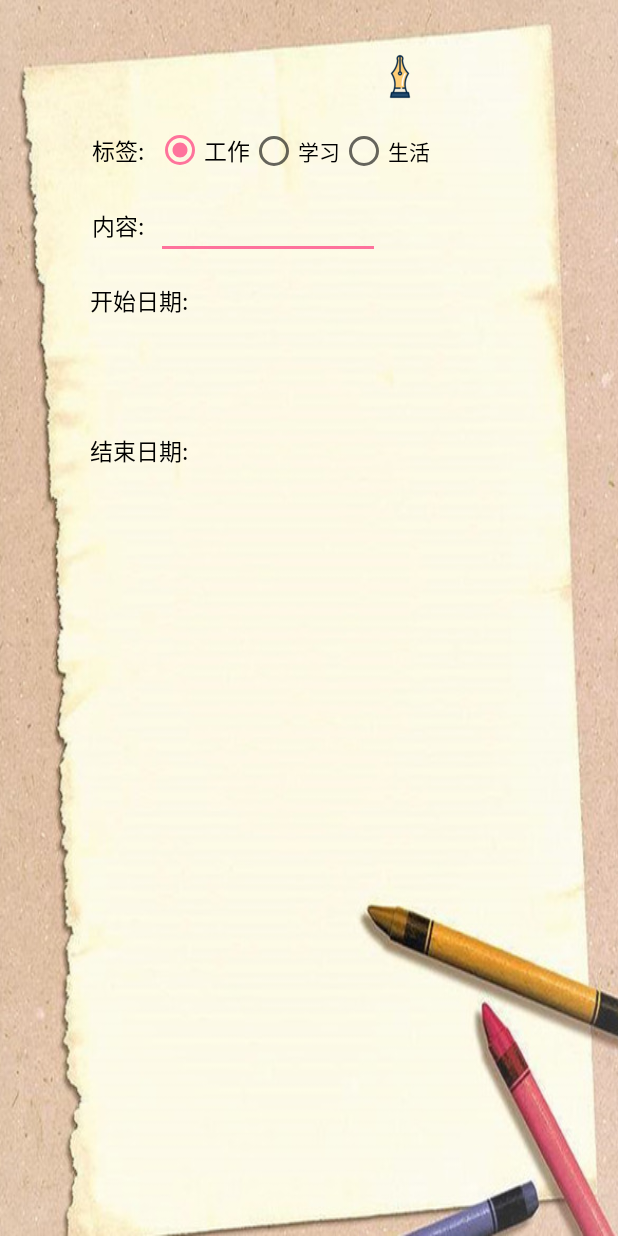
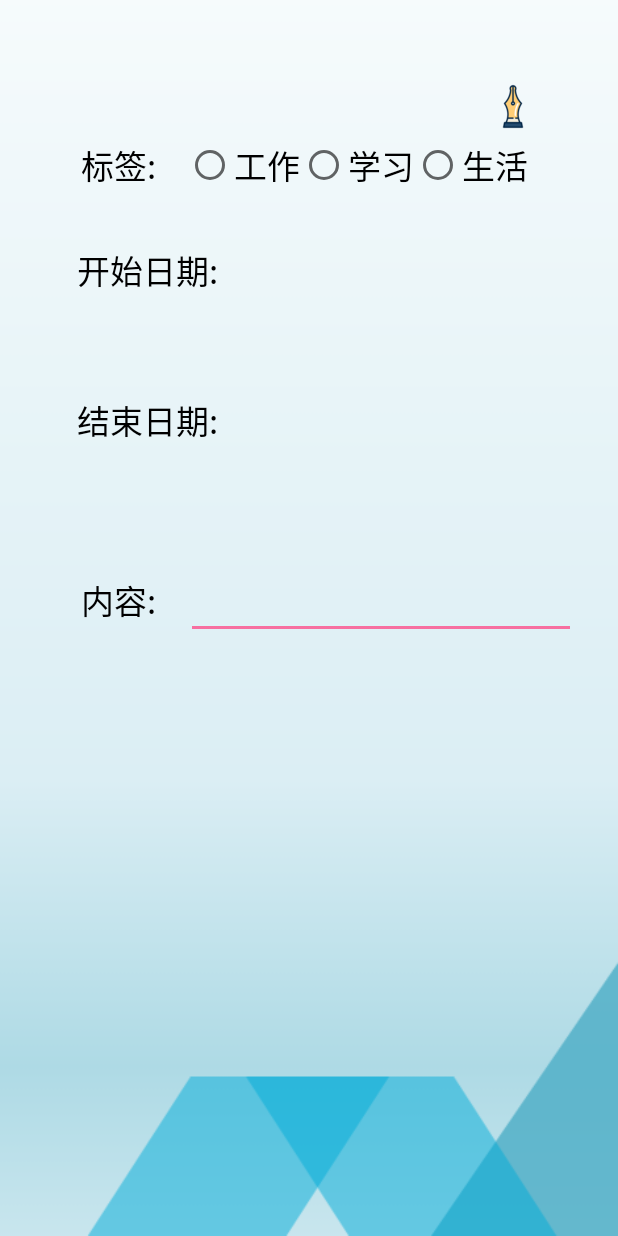
Before and after one commit to LEOch007/SimpleDo, an Android app: the additem screen opened directly, with no data from a screen before it, on a phone screen of 412 x 824 dp. Run offline under Robolectric (Android 15) with nearby library versions, the light colour scheme and no system bars.

Commit message:
修改work图标bug 简单更新UI

```diff
--- a/app/src/main/res/layout/activity_add.xml
+++ b/app/src/main/res/layout/activity_add.xml
@@ -1,24 +1,25 @@
 <?xml version="1.0" encoding="utf-8"?>
-<LinearLayout xmlns:android="http://schemas.android.com/apk/res/android"
-    android:orientation="vertical" android:layout_width="match_parent"
+<LinearLayout
+    xmlns:android="http://schemas.android.com/apk/res/android"
+    android:orientation="vertical"
+    android:layout_width="match_parent"
     android:layout_height="match_parent"
-    android:background="@mipmap/bianqian1"
+    android:background="@mipmap/bg_self"
     >
-
     <LinearLayout
         android:layout_width="wrap_content"
         android:layout_height="wrap_content"
         android:layout_marginLeft="54dp"
-        android:layout_marginTop="15dp">
+        android:layout_marginTop="25dp">
 
         <TextView
-            android:layout_width="50dp"
+            android:layout_width="70dp"
             android:layout_height="50dp"
             android:layout_marginTop="60dp"
-            android:gravity="center"
+            android:gravity="center_vertical"
             android:text="标签:"
             android:textColor="@android:color/background_dark"
-            android:textSize="15dp" />
+            android:textSize="22sp" />
 
         <RadioGroup
             android:id="@+id/radiolabel"
@@ -31,28 +32,29 @@
                 android:id="@+id/labelworking"
                 android:layout_width="wrap_content"
                 android:layout_height="50dp"
-                android:checked="true"
                 android:gravity="center"
                 android:text="工作"
-                android:textSize="15dp" />
+                android:textSize="22sp" />
 
             <RadioButton
                 android:id="@+id/labelstudying"
                 android:layout_width="wrap_content"
                 android:layout_height="50dp"
-                android:text="学习" />
+                android:text="学习"
+                android:textSize="22sp"/>
 
             <RadioButton
                 android:id="@+id/labelliving"
                 android:layout_width="wrap_content"
                 android:layout_height="50dp"
-                android:text="生活" />
+                android:text="生活"
+                android:textSize="22sp"/>
         </RadioGroup>
 
         <ImageButton
             android:id="@+id/buttonsubmit"
-            android:layout_width="40dp"
-            android:layout_height="40dp"
+            android:layout_width="60dp"
+            android:layout_height="60dp"
             android:layout_marginStart="-40dp"
             android:layout_marginTop="15dp"
             android:background="@color/transparent"
@@ -63,30 +65,8 @@
     <LinearLayout
         android:layout_width="wrap_content"
         android:layout_height="wrap_content"
-        android:layout_marginLeft="20dp"
-        >
-
-        <TextView
-            android:id="@+id/textView"
-            android:layout_width="50dp"
-            android:layout_height="50dp"
-            android:layout_marginLeft="34dp"
-            android:gravity="center"
-            android:text="内容:"
-            android:textColor="@android:color/background_dark"
-            android:textSize="15dp" />
-
-        <EditText
-            android:id="@+id/editcontnet"
-            android:layout_width="wrap_content"
-            android:layout_height="wrap_content"
-            android:ems="7"/>
-    </LinearLayout>
-
-    <LinearLayout
-        android:layout_width="wrap_content"
-        android:layout_height="wrap_content"
         android:layout_marginLeft="50dp"
+        android:layout_marginTop="20dp"
         android:orientation="vertical">
 
         <TextView
@@ -94,10 +74,10 @@
             android:layout_width="match_parent"
             android:layout_height="50dp"
             android:gravity="center_vertical"
-            android:paddingLeft="10dp"
+            android:paddingLeft="1dp"
             android:text="开始日期:"
             android:textColor="@android:color/background_dark"
-            android:textSize="15dp" />
+            android:textSize="22sp" />
 
         <TextView
             android:id="@+id/starttimeshow"
@@ -106,7 +86,7 @@
             android:gravity="center"
             android:paddingLeft="10dp"
             android:text=""
-            android:textSize="15dp" />
+            android:textSize="22sp" />
 
     </LinearLayout>
 
@@ -121,10 +101,10 @@
             android:layout_width="match_parent"
             android:layout_height="50dp"
             android:gravity="center_vertical"
-            android:paddingLeft="10dp"
+            android:paddingLeft="1dp"
             android:text="结束日期:"
             android:textColor="@android:color/background_dark"
-            android:textSize="15dp" />
+            android:textSize="22sp" />
 
         <TextView
             android:id="@+id/finishtimeshow"
@@ -133,9 +113,33 @@
             android:gravity="center"
             android:paddingLeft="10dp"
             android:text=""
-            android:textSize="15dp" />
+            android:textSize="22sp" />
 
     </LinearLayout>
+    <LinearLayout
+        android:layout_width="wrap_content"
+        android:layout_height="wrap_content"
+        android:layout_marginLeft="20dp"
+        android:layout_marginTop="20dp"
+        >
 
+        <TextView
+            android:id="@+id/textView"
+            android:layout_width="70dp"
+            android:layout_height="50dp"
+            android:layout_marginLeft="34dp"
+            android:gravity="center_vertical"
+            android:text="内容:"
+            android:textColor="@android:color/background_dark"
+            android:textSize="22sp" />
+
+        <EditText
+            android:id="@+id/editcontnet"
+            android:layout_width="wrap_content"
+            android:layout_height="wrap_content"
+            android:ems="10"
+            android:textSize="22sp"
+            />
+    </LinearLayout>
 
 </LinearLayout>
--- a/app/src/main/res/layout/activity_main.xml
+++ b/app/src/main/res/layout/activity_main.xml
@@ -23,7 +23,7 @@
         <android.support.design.widget.FloatingActionButton
             android:layout_width="60dp"
             android:layout_height="60dp"
-            android:src="@mipmap/add_small"
+            android:src="@mipmap/add2"
             app:backgroundTint="@color/cardview_light_background"
             app:backgroundTintMode="src_atop"
             app:rippleColor="@color/cardview_shadow_end_color"
```
Also changed, not shown: app/src/main/res/mipmap-hdpi/add_large.png (deleted), app/src/main/res/mipmap-hdpi/add_small.png (deleted), app/src/main/res/mipmap-hdpi/bg_self.png (added), app/src/main/res/mipmap-xhdpi/add2.png (added).
